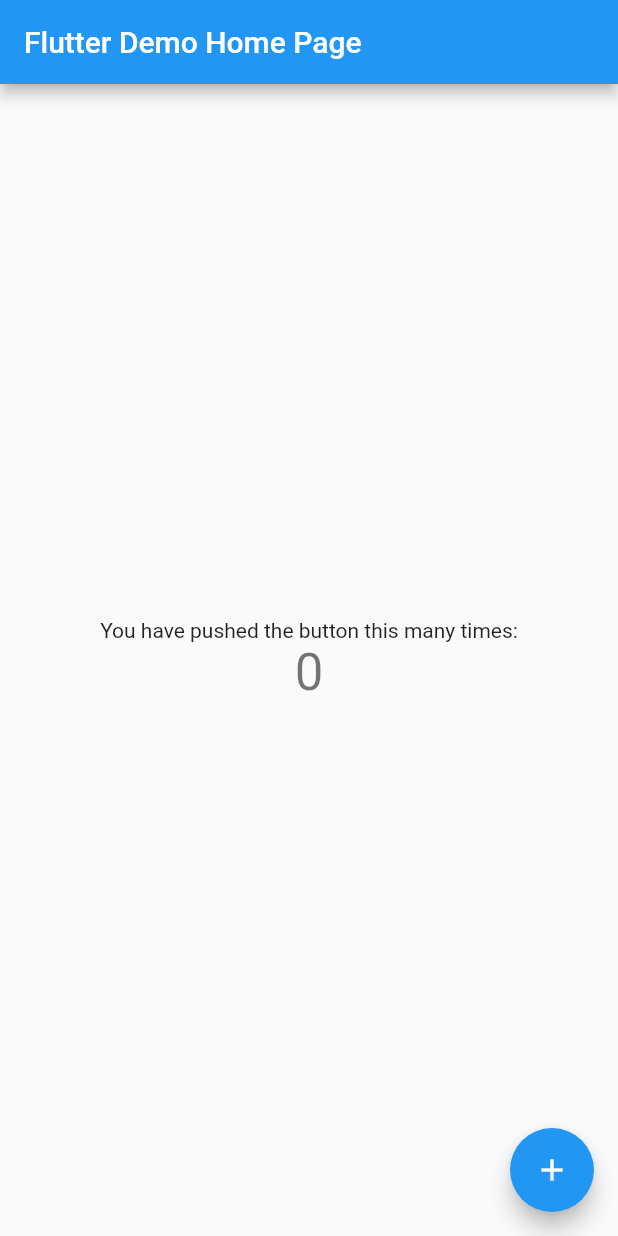
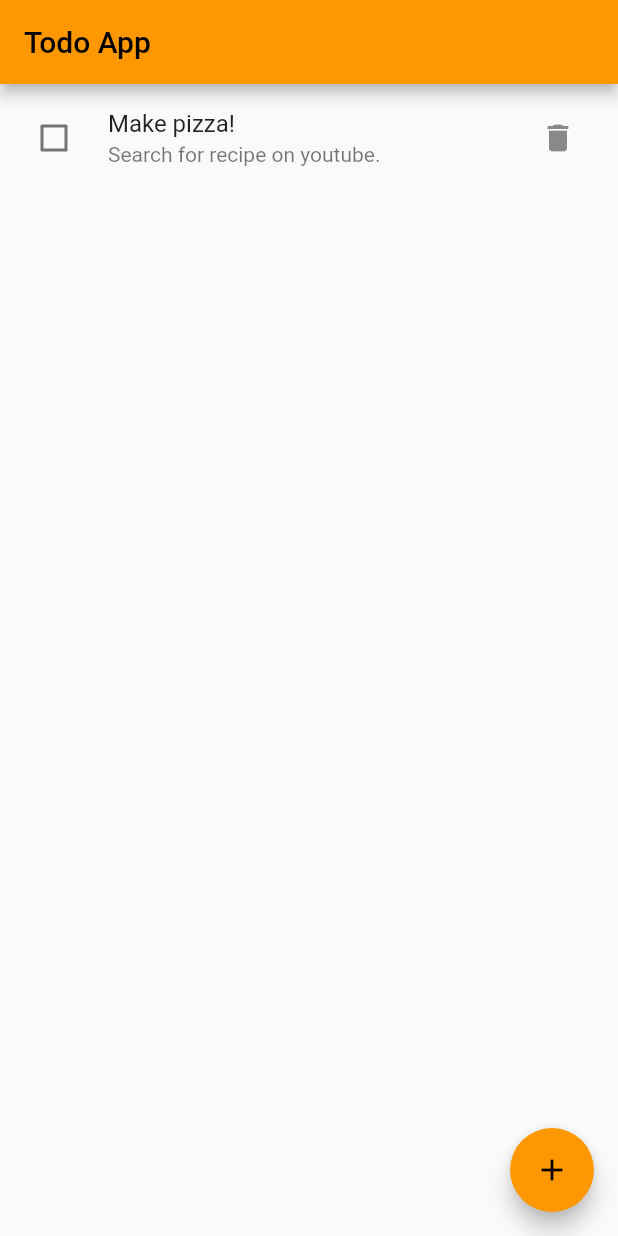
Before and after one commit to aryankush25/todo_app, a Flutter app: the screen it shows after launch, on a phone screen of 412 x 824 dp. Run offline on Flutter 3.47's test engine with Material 2 defaults, Android fonts, the phone set to English and light mode, and no system bars.

Commit message:
basic todo added

```diff
--- a/lib/main.dart
+++ b/lib/main.dart
@@ -1,4 +1,7 @@
 import 'package:flutter/material.dart';
+import 'package:uuid/uuid.dart';
+
+import '../models/task_model.dart';
 
 void main() {
   runApp(const MyApp());
@@ -7,39 +10,20 @@ void main() {
 class MyApp extends StatelessWidget {
   const MyApp({Key? key}) : super(key: key);
 
-  // This widget is the root of your application.
   @override
   Widget build(BuildContext context) {
     return MaterialApp(
       title: 'Flutter Demo',
       theme: ThemeData(
-        // This is the theme of your application.
-        //
-        // Try running your application with "flutter run". You'll see the
-        // application has a blue toolbar. Then, without quitting the app, try
-        // changing the primarySwatch below to Colors.green and then invoke
-        // "hot reload" (press "r" in the console where you ran "flutter run",
-        // or simply save your changes to "hot reload" in a Flutter IDE).
-        // Notice that the counter didn't reset back to zero; the application
-        // is not restarted.
-        primarySwatch: Colors.blue,
+        primarySwatch: Colors.orange,
       ),
-      home: const MyHomePage(title: 'Flutter Demo Home Page'),
+      home: const MyHomePage(title: 'Todo App'),
     );
   }
 }
 
 class MyHomePage extends StatefulWidget {
   const MyHomePage({Key? key, required this.title}) : super(key: key);
-
-  // This widget is the home page of your application. It is stateful, meaning
-  // that it has a State object (defined below) that contains fields that affect
-  // how it looks.
-
-  // This class is the configuration for the state. It holds the values (in this
-  // case the title) provided by the parent (in this case the App widget) and
-  // used by the build method of the State. Fields in a Widget subclass are
-  // always marked "final".
 
   final String title;
 
@@ -48,68 +32,126 @@ class MyHomePage extends StatefulWidget {
 }
 
 class _MyHomePageState extends State<MyHomePage> {
-  int _counter = 0;
+  final List<TaskModel> _taskList = [
+    TaskModel(
+      id: const Uuid().v1(),
+      title: 'Make pizza!',
+      description: 'Search for recipe on youtube.',
+      isCompleted: false,
+      todoList: [],
+    ),
+  ];
 
-  void _incrementCounter() {
+  final titleInputController = TextEditingController();
+  final descriptionInputController = TextEditingController();
+
+  void _addTask(title, description) {
     setState(() {
-      // This call to setState tells the Flutter framework that something has
-      // changed in this State, which causes it to rerun the build method below
-      // so that the display can reflect the updated values. If we changed
-      // _counter without calling setState(), then the build method would not be
-      // called again, and so nothing would appear to happen.
-      _counter++;
+      _taskList.add(TaskModel(
+        id: const Uuid().v1(),
+        title: title,
+        description: description,
+        isCompleted: false,
+        todoList: [],
+      ));
+    });
+  }
+
+  void _deleteTask(id) {
+    setState(() {
+      _taskList.removeWhere((item) => item.id == id);
+    });
+  }
+
+  void _toggleTask(id) {
+    setState(() {
+      final itemToMarkCompleted = _taskList.firstWhere((item) => item.id == id);
+      itemToMarkCompleted.toggleCompleted();
     });
   }
 
   @override
   Widget build(BuildContext context) {
-    // This method is rerun every time setState is called, for instance as done
-    // by the _incrementCounter method above.
-    //
-    // The Flutter framework has been optimized to make rerunning build methods
-    // fast, so that you can just rebuild anything that needs updating rather
-    // than having to individually change instances of widgets.
     return Scaffold(
       appBar: AppBar(
-        // Here we take the value from the MyHomePage object that was created by
-        // the App.build method, and use it to set our appbar title.
         title: Text(widget.title),
       ),
-      body: Center(
-        // Center is a layout widget. It takes a single child and positions it
-        // in the middle of the parent.
+      body: taskListBuilder(),
+      floatingActionButton: FloatingActionButton(
+        onPressed: () {
+          showModalBottomSheet(
+            context: context,
+            builder: addTaskModalBuilder,
+          );
+        },
+        tooltip: 'Add task',
+        child: const Icon(Icons.add),
+      ),
+    );
+  }
+
+  Container addTaskModalBuilder(BuildContext context) {
+    return Container(
+      height: 400,
+      color: Colors.blueGrey.shade50,
+      child: Center(
         child: Column(
-          // Column is also a layout widget. It takes a list of children and
-          // arranges them vertically. By default, it sizes itself to fit its
-          // children horizontally, and tries to be as tall as its parent.
-          //
-          // Invoke "debug painting" (press "p" in the console, choose the
-          // "Toggle Debug Paint" action from the Flutter Inspector in Android
-          // Studio, or the "Toggle Debug Paint" command in Visual Studio Code)
-          // to see the wireframe for each widget.
-          //
-          // Column has various properties to control how it sizes itself and
-          // how it positions its children. Here we use mainAxisAlignment to
-          // center the children vertically; the main axis here is the vertical
-          // axis because Columns are vertical (the cross axis would be
-          // horizontal).
           mainAxisAlignment: MainAxisAlignment.center,
+          mainAxisSize: MainAxisSize.min,
           children: <Widget>[
-            const Text(
-              'You have pushed the button this many times:',
+            const Text('Enter details'),
+            TextField(
+              controller: titleInputController,
+              decoration: const InputDecoration(
+                border: OutlineInputBorder(),
+                hintText: 'Enter title',
+              ),
             ),
-            Text(
-              '$_counter',
-              style: Theme.of(context).textTheme.headline4,
+            TextField(
+              controller: descriptionInputController,
+              decoration: const InputDecoration(
+                border: OutlineInputBorder(),
+                hintText: 'Enter description',
+              ),
+            ),
+            ElevatedButton(
+              child: const Text('Done'),
+              onPressed: () {
+                _addTask(
+                  titleInputController.text,
+                  descriptionInputController.text,
+                );
+
+                titleInputController.clear();
+                descriptionInputController.clear();
+
+                Navigator.pop(context);
+              },
             ),
           ],
         ),
       ),
-      floatingActionButton: FloatingActionButton(
-        onPressed: _incrementCounter,
-        tooltip: 'Increment',
-        child: const Icon(Icons.add),
-      ), // This trailing comma makes auto-formatting nicer for build methods.
+    );
+  }
+
+  Center taskListBuilder() {
+    return Center(
+      child: ListView.builder(
+        itemCount: _taskList.length,
+        itemBuilder: (BuildContext buildContext, int index) {
+          return CheckboxListTile(
+            controlAffinity: ListTileControlAffinity.leading,
+            value: _taskList[index].isCompleted,
+            title: Text(_taskList[index].title),
+            subtitle: Text(_taskList[index].description),
+            onChanged: (value) => _toggleTask(_taskList[index].id),
+            secondary: IconButton(
+              icon: const Icon(Icons.delete),
+              onPressed: () => _deleteTask(_taskList[index].id),
+            ),
+          );
+        },
+      ),
     );
   }
 }
--- /dev/null
+++ b/lib/models/task_model.dart
@@ -0,0 +1,21 @@
+import '../models/todo_model.dart';
+
+class TaskModel {
+  String id;
+  String title;
+  String description;
+  bool isCompleted;
+  List<TodoModel> todoList;
+
+  TaskModel({
+    required this.id,
+    required this.title,
+    required this.description,
+    required this.isCompleted,
+    required this.todoList,
+  });
+
+  toggleCompleted() {
+    isCompleted = !isCompleted;
+  }
+}
--- /dev/null
+++ b/lib/models/todo_model.dart
@@ -0,0 +1,15 @@
+class TodoModel {
+  String id;
+  String content;
+  bool isDone;
+
+  TodoModel({
+    required this.id,
+    required this.content,
+    required this.isDone,
+  });
+
+  toggleDone() {
+    isDone = !isDone;
+  }
+}
--- a/pubspec.yaml
+++ b/pubspec.yaml
@@ -3,7 +3,7 @@ description: A new Flutter project.
 
 # The following line prevents the package from being accidentally published to
 # pub.dev using `flutter pub publish`. This is preferred for private packages.
-publish_to: 'none' # Remove this line if you wish to publish to pub.dev
+publish_to: "none" # Remove this line if you wish to publish to pub.dev
 
 # The following defines the version and build number for your application.
 # A version number is three numbers separated by dots, like 1.2.43
@@ -30,10 +30,10 @@ dependencies:
   flutter:
     sdk: flutter
 
-
   # The following adds the Cupertino Icons font to your application.
   # Use with the CupertinoIcons class for iOS style icons.
   cupertino_icons: ^1.0.2
+  uuid: ^3.0.5
 
 dev_dependencies:
   flutter_test:
@@ -51,7 +51,6 @@ dev_dependencies:
 
 # The following section is specific to Flutter.
 flutter:
-
   # The following line ensures that the Material Icons font is
   # included with your application, so that you can use the icons in
   # the material Icons class.
```
Also changed, not shown: pubspec.lock.
